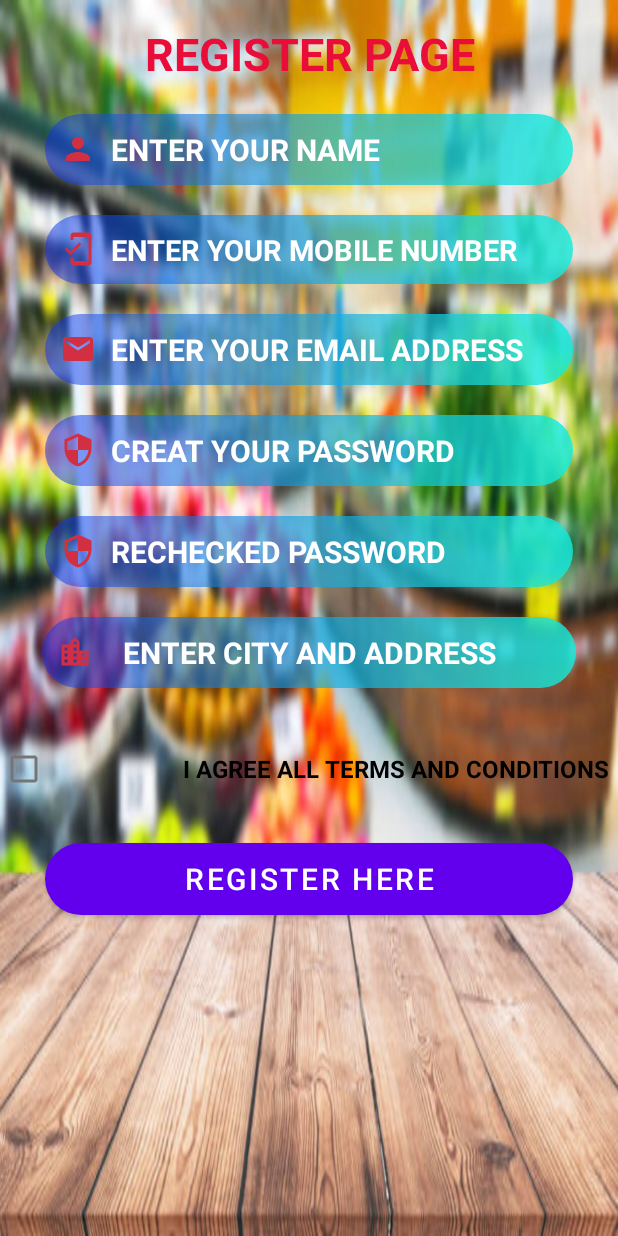
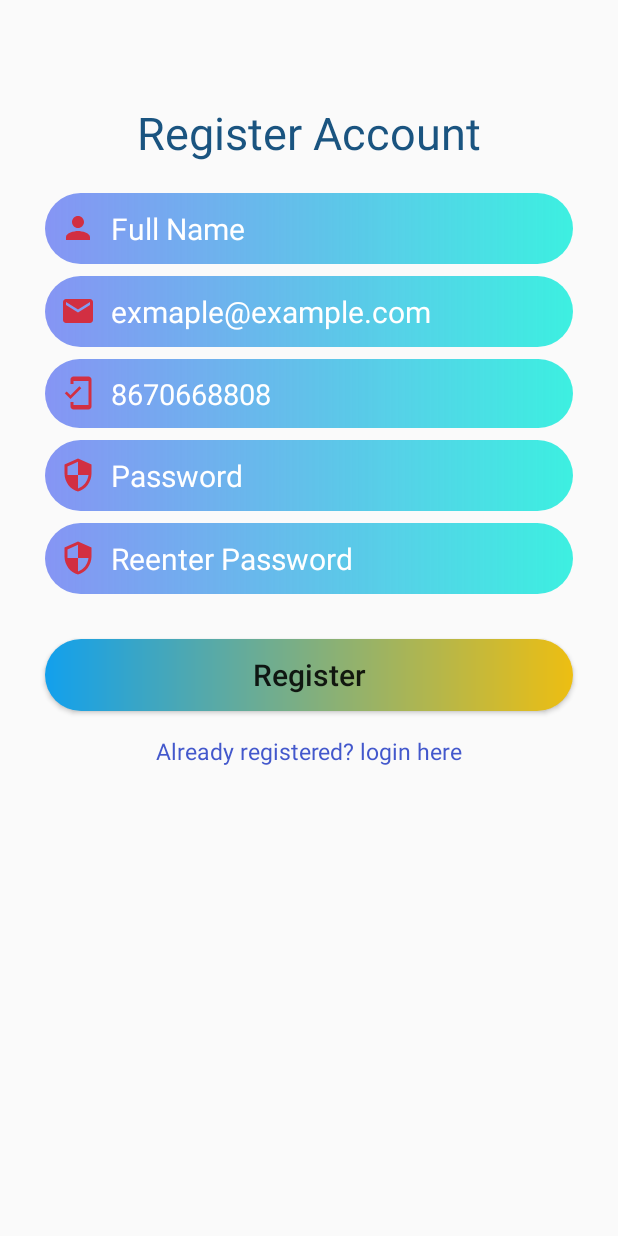
Before and after one commit to iamrk1811/Grocery, an Android app: the layout activity_regiester.xml on its own in the app's theme, with its tools: preview values and no code run, on a phone screen of 412 x 824 dp. Run offline under Robolectric (Android 15) with nearby library versions, the phone set to English and light mode, and no system bars; Roboto replaces fonts that are not available here.

```diff
--- a/app/build.gradle
+++ b/app/build.gradle
@@ -15,6 +15,8 @@ android {
         versionName "1.0"
 
         testInstrumentationRunner "androidx.test.runner.AndroidJUnitRunner"
+
+        multiDexEnabled true
     }
 
     buildTypes {
@@ -35,7 +37,10 @@ dependencies {
     implementation 'com.google.android.material:material:1.3.0'
     implementation 'androidx.constraintlayout:constraintlayout:2.0.4'
     implementation 'com.google.firebase:firebase-auth:21.0.1'
+    implementation 'com.google.firebase:firebase-firestore:23.0.1'
     testImplementation 'junit:junit:4.+'
     androidTestImplementation 'androidx.test.ext:junit:1.1.2'
     androidTestImplementation 'androidx.test.espresso:espresso-core:3.3.0'
+
+    implementation 'androidx.multidex:multidex:2.0.1'
 }
--- a/app/src/main/java/in/csrk/egrocery/MainSplashActivity.java
+++ b/app/src/main/java/in/csrk/egrocery/MainSplashActivity.java
@@ -17,7 +17,7 @@ public class MainSplashActivity extends AppCompatActivity {
         new Handler().postDelayed(new Runnable() {
             @Override
             public void run() {
-                startActivity(new Intent(getApplicationContext(), LoginActivity.class));
+                startActivity(new Intent(getApplicationContext(), RegisterActivity.class));
                 finish();
             }
         }, 1500);
--- a/app/src/main/java/in/csrk/egrocery/RegiesterActivity.java
+++ b/app/src/main/java/in/csrk/egrocery/UserDashBoard.java
@@ -4,11 +4,11 @@ import androidx.appcompat.app.AppCompatActivity;
 
 import android.os.Bundle;
 
-public class RegiesterActivity extends AppCompatActivity {
+public class UserDashBoard extends AppCompatActivity {
 
     @Override
     protected void onCreate(Bundle savedInstanceState) {
         super.onCreate(savedInstanceState);
-        setContentView(R.layout.activity_regiester);
+        setContentView(R.layout.activity_user_dash_board);
     }
 }
--- a/app/src/main/res/layout/activity_regiester.xml
+++ b/app/src/main/res/layout/activity_regiester.xml
@@ -1,142 +1,143 @@
 <?xml version="1.0" encoding="utf-8"?>
-<LinearLayout xmlns:android="http://schemas.android.com/apk/res/android"
+<androidx.constraintlayout.widget.ConstraintLayout xmlns:android="http://schemas.android.com/apk/res/android"
     xmlns:app="http://schemas.android.com/apk/res-auto"
+    xmlns:tools="http://schemas.android.com/tools"
     android:layout_width="match_parent"
     android:layout_height="match_parent"
-    android:background="@drawable/regi"
     android:orientation="vertical"
     >
 
     <TextView
+        android:id="@+id/textView2"
         android:layout_width="match_parent"
         android:layout_height="wrap_content"
-        android:text="REGISTER PAGE"
+        android:layout_marginTop="68dp"
+        android:text="Register Account"
+        android:textAlignment="center"
+        android:textColor="#1A5480"
         android:textSize="30dp"
-        android:textAlignment="center"
-        android:textColor="#EA0D3A"
-        android:textStyle="bold"
-        android:layout_marginTop="15dp"
-        />
+        app:layout_constraintTop_toTopOf="parent"
+        tools:layout_editor_absoluteX="0dp" />
 
     <EditText
-        android:layout_width="match_parent"
-        android:layout_height="wrap_content"
-        android:hint="ENTER YOUR NAME"
-        android:textSize="20dp"
-        android:drawableLeft="@drawable/ic_baseline_person_24"
-        android:textStyle="bold"
-        android:textColor="@color/black"
-        android:background="@drawable/press_bg"
-        android:padding="10dp"
-       android:drawablePadding="10dp"
-        android:layout_marginTop="20dp"
-        android:textColorHint="@color/white"
-        android:layout_marginHorizontal="30dp"
-        />
-
-    <EditText
-        android:layout_width="match_parent"
-        android:layout_height="wrap_content"
-        android:hint="ENTER YOUR MOBILE NUMBER"
-        android:textSize="19dp"
-        android:drawableLeft="@drawable/mobile_friendly_24"
-        android:textStyle="bold"
-        android:textColor="@color/black"
-        android:background="@drawable/press_bg"
-        android:padding="10dp"
-        android:drawablePadding="10dp"
-        android:layout_marginTop="20dp"
-        android:textColorHint="@color/white"
-        android:layout_marginHorizontal="30dp"
-        />
-
-    <EditText
-        android:layout_width="match_parent"
-        android:layout_height="wrap_content"
-        android:hint="ENTER YOUR EMAIL ADDRESS"
-        android:drawableLeft="@drawable/email_24"
-        android:textSize="20dp"
-        android:textStyle="bold"
-        android:textColor="@color/black"
-        android:background="@drawable/press_bg"
-        android:padding="10dp"
-        android:drawablePadding="10dp"
-        android:layout_marginTop="20dp"
-        android:textColorHint="@color/white"
-        android:layout_marginHorizontal="30dp"
-        />
-
-    <EditText
-        android:layout_width="match_parent"
-        android:layout_height="wrap_content"
-        android:hint="CREAT YOUR PASSWORD"
-        android:textSize="20dp"
-        android:drawableLeft="@drawable/security_24"
-        android:textStyle="bold"
-        android:textColor="@color/black"
-        android:background="@drawable/press_bg"
-        android:padding="10dp"
-        android:layout_marginTop="20dp"
-        android:drawablePadding="10dp"
-        android:textColorHint="@color/white"
-        android:layout_marginHorizontal="30dp"
-        />
-
-    <EditText
-        android:layout_width="match_parent"
-        android:layout_height="wrap_content"
-        android:hint="RECHECKED PASSWORD"
-        android:textSize="20dp"
-        android:textStyle="bold"
-        android:textColor="@color/black"
-        android:drawableLeft="@drawable/security_24"
-        android:background="@drawable/press_bg"
-        android:padding="10dp"
-        android:drawablePadding="10dp"
-        android:layout_marginTop="20dp"
-        android:textColorHint="@color/white"
-        android:layout_marginHorizontal="30dp"
-        />
-
-    <EditText
-        android:layout_width="match_parent"
-        android:layout_height="wrap_content"
-        android:hint="ENTER CITY AND ADDRESS"
-        android:textSize="20dp"
-        android:textStyle="bold"
-        android:textColor="@color/black"
-        android:background="@drawable/press_bg"
-        android:padding="10dp"
-        android:drawableLeft="@drawable/location_city_24"
-        android:layout_marginTop="20dp"
-        android:drawablePadding="20dp"
-        android:textColorHint="@color/white"
-        android:layout_marginHorizontal="28dp"
-        />
-
-    <CheckBox
-        android:id="@+id/checkBox"
-        android:layout_width="match_parent"
-        android:layout_height="wrap_content"
-        android:paddingLeft="90dp"
-        android:text="I AGREE ALL TERMS AND CONDITIONS"
-        android:textColor="#000000"
-        android:textSize="16sp"
-        android:textStyle="bold"
-        android:layout_marginTop="30dp"
-        />
-
-    <Button
+        android:id="@+id/userFullName"
         android:layout_width="match_parent"
         android:layout_height="wrap_content"
         android:layout_marginHorizontal="30dp"
-        android:layout_marginTop="25dp"
+        android:layout_marginTop="20dp"
+        android:background="@drawable/press_bg"
+        android:drawableLeft="@drawable/ic_baseline_person_24"
+        android:drawablePadding="10dp"
+        android:hint="Full Name"
+        android:padding="10dp"
+        android:textColor="@color/black"
+        android:textColorHint="@color/white"
+        android:textSize="20dp"
+        app:layout_constraintEnd_toEndOf="parent"
+        app:layout_constraintStart_toStartOf="parent"
+        app:layout_constraintTop_toBottomOf="@+id/textView2" />
+
+    <EditText
+        android:id="@+id/userMobile"
+        android:layout_width="match_parent"
+        android:layout_height="wrap_content"
+        android:layout_marginHorizontal="30dp"
+        android:layout_marginTop="8dp"
+        android:background="@drawable/press_bg"
+        android:drawableLeft="@drawable/mobile_friendly_24"
+        android:drawablePadding="10dp"
+        android:hint="8670668808"
+        android:inputType="number"
+        android:padding="10dp"
+        android:textColor="@color/black"
+        android:textColorHint="@color/white"
+        android:textSize="19dp"
+        app:layout_constraintEnd_toEndOf="parent"
+        app:layout_constraintStart_toStartOf="parent"
+        app:layout_constraintTop_toBottomOf="@+id/userEmail" />
+
+    <EditText
+        android:id="@+id/userEmail"
+        android:layout_width="match_parent"
+        android:layout_height="wrap_content"
+        android:layout_marginHorizontal="30dp"
+        android:layout_marginTop="8dp"
+        android:background="@drawable/press_bg"
+        android:drawableLeft="@drawable/email_24"
+        android:drawablePadding="10dp"
+        android:hint="exmaple@example.com"
+        android:padding="10dp"
+        android:textColor="@color/black"
+        android:textColorHint="@color/white"
+        android:textSize="20dp"
+        app:layout_constraintEnd_toEndOf="parent"
+        app:layout_constraintStart_toStartOf="parent"
+        app:layout_constraintTop_toBottomOf="@+id/userFullName" />
+
+    <EditText
+        android:id="@+id/userPassword"
+        android:layout_width="match_parent"
+        android:layout_height="wrap_content"
+        android:layout_marginHorizontal="30dp"
+        android:layout_marginTop="8dp"
+        android:background="@drawable/press_bg"
+        android:drawableLeft="@drawable/security_24"
+        android:drawablePadding="10dp"
+        android:hint="Password"
+        android:padding="10dp"
+        android:textColor="@color/black"
+        android:textColorHint="@color/white"
+        android:textSize="20dp"
+        android:inputType="textPassword"
+        app:layout_constraintEnd_toEndOf="parent"
+        app:layout_constraintStart_toStartOf="parent"
+        app:layout_constraintTop_toBottomOf="@+id/userMobile" />
+
+    <EditText
+        android:id="@+id/userReenterPassword"
+        android:layout_width="match_parent"
+        android:layout_height="wrap_content"
+        android:layout_marginHorizontal="30dp"
+        android:layout_marginTop="8dp"
+        android:background="@drawable/press_bg"
+        android:drawableLeft="@drawable/security_24"
+        android:drawablePadding="10dp"
+        android:hint="Reenter Password"
+        android:padding="10dp"
+        android:textColor="@color/black"
+        android:textColorHint="@color/white"
+        android:textSize="20dp"
+        android:inputType="textPassword"
+        app:layout_constraintEnd_toEndOf="parent"
+        app:layout_constraintStart_toStartOf="parent"
+        app:layout_constraintTop_toBottomOf="@+id/userPassword" />
+
+    <Button
+        android:id="@+id/userRegisterButton"
+        android:layout_width="match_parent"
+        android:layout_height="wrap_content"
+        android:layout_marginHorizontal="30dp"
+        android:layout_marginTop="30dp"
+
         android:background="@drawable/button_bg"
-        android:text="REGISTER HERE"
+        android:text="Register"
+        android:textAllCaps="false"
         android:textSize="20dp"
+        app:layout_constraintEnd_toEndOf="parent"
+        app:layout_constraintStart_toStartOf="parent"
+        app:layout_constraintTop_toBottomOf="@+id/userReenterPassword" />
 
-        />
+    <TextView
+        android:id="@+id/alreadyRegisterButton"
+        android:layout_width="wrap_content"
+        android:layout_height="wrap_content"
+        android:layout_marginTop="16dp"
+        android:text="Already registered? login here"
+        android:textColor="#4358CC"
+        android:textSize="15dp"
+        app:layout_constraintEnd_toEndOf="parent"
+        app:layout_constraintStart_toStartOf="parent"
+        app:layout_constraintTop_toBottomOf="@+id/userRegisterButton" />
 
 
-
-</LinearLayout>
+</androidx.constraintlayout.widget.ConstraintLayout>
```
Also changed, not shown: app/src/main/AndroidManifest.xml (+11 -7 lines), app/src/main/java/in/csrk/egrocery/RegisterActivity.java (added, +165 -0 lines), app/src/main/res/layout/activity_user_dash_board.xml (added, +9 -0 lines).
